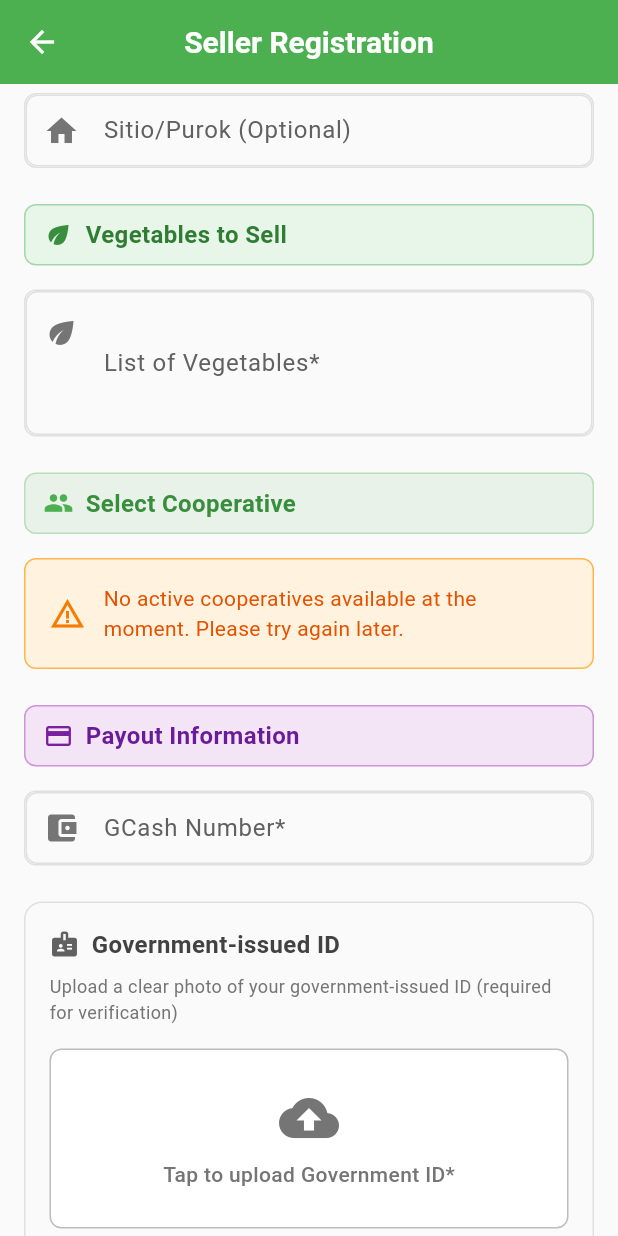
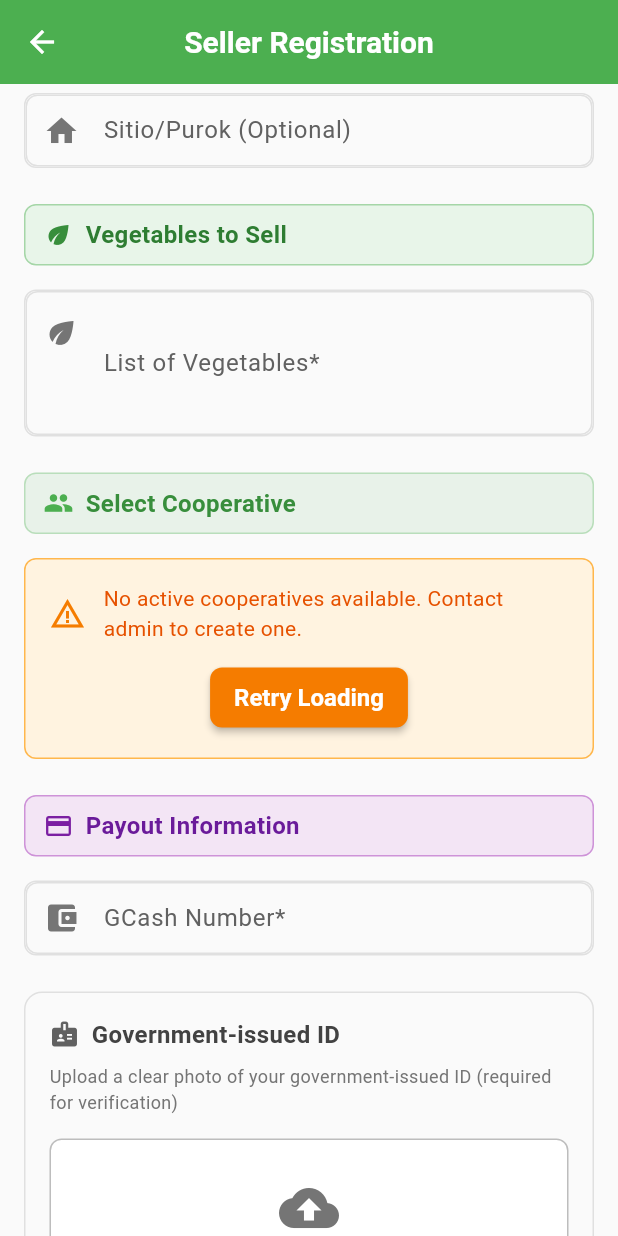
Before and after one commit to Myrick24/system, a Flutter app: the RegistrationScreen screen opened directly, scrolled down 576 dp, on a phone screen of 412 x 824 dp. Run offline on Flutter 3.47's test engine with Material 3 defaults, Android fonts, the phone set to English and light mode, and no system bars; our stand-ins replace cloud_firestore, firebase_auth, firebase_core, firebase_messaging, firebase_storage, fl_chart and 4 more; accounts and stored records are empty; project files that could hold a hidden picture were left out.

Commit message:
Fix: Cooperative selection in seller registration for unauthenticated users
- Allow unauthenticated users to read cooperatives from Firestore
- Update firestore.rules to permit reading users with role='cooperative'
- Enhanced cooperative loading with better error handling and logging
- Deploy updated Firestore rules to production
- Both "Apply as Seller" (login) and "Start Selling" (account) now work

```diff
--- a/e-commerce-app/lib/screens/registration_screen.dart
+++ b/e-commerce-app/lib/screens/registration_screen.dart
@@ -58,24 +58,56 @@ class _RegistrationScreenState extends State<RegistrationScreen> {
   void initState() {
     super.initState();
     _fillCurrentUserInfo();
+    // Load cooperatives with a small delay to ensure widget is mounted
+    Future.delayed(const Duration(milliseconds: 100), () {
+      if (mounted) {
         _loadCooperatives();
+      }
+    });
   }
 
   // Load available cooperatives
   Future<void> _loadCooperatives() async {
+    if (!mounted) return;
+
     setState(() {
       _loadingCoops = true;
     });
 
     try {
+      print('🔍 Loading cooperatives from Firestore...');
+      print('📱 Current user: ${_auth.currentUser?.email ?? "NOT LOGGED IN"}');
+
+      // Query for users with role='cooperative' (single where to avoid composite index)
       final coopsSnapshot = await _firestore
           .collection('users')
           .where('role', isEqualTo: 'cooperative')
-          .where('status', isEqualTo: 'active')
           .get();
 
+      print('📊 Found ${coopsSnapshot.docs.length} users with role=cooperative');
+
+      if (coopsSnapshot.docs.isEmpty) {
+        print('⚠️  No users found with role="cooperative"');
+        print('   Possible issues:');
+        print('   1. No cooperatives created in Firestore');
+        print('   2. Cooperatives have different role value');
+        print('   3. Firestore security rules blocking query');
+      }
+
+      // Filter for active cooperatives in-memory
+      final activeCoops = coopsSnapshot.docs.where((doc) {
+        final data = doc.data();
+        final status = data['status'] as String?;
+        final name = data['name'] ?? 'Unknown';
+        print('   • Cooperative: $name | Status: "$status" | ID: ${doc.id}');
+        return status == 'active' || status == null || status.isEmpty;
+      }).toList();
+
+      print('✅ ${activeCoops.length} active cooperatives ready to use');
+
+      if (mounted) {
         setState(() {
-        _cooperatives = coopsSnapshot.docs.map((doc) {
+          _cooperatives = activeCoops.map((doc) {
             final data = doc.data();
             return {
               'id': doc.id,
@@ -85,11 +117,15 @@ class _RegistrationScreenState extends State<RegistrationScreen> {
           }).toList();
           _loadingCoops = false;
         });
+      }
     } catch (e) {
-      print('Error loading cooperatives: $e');
+      print('❌ Error loading cooperatives: $e');
+      print('❌ Stack trace: ${StackTrace.current}');
+      if (mounted) {
         setState(() {
           _loadingCoops = false;
         });
+      }
     }
   }
 
@@ -683,7 +719,14 @@ class _RegistrationScreenState extends State<RegistrationScreen> {
                   const Center(
                     child: Padding(
                       padding: EdgeInsets.all(16.0),
-                      child: CircularProgressIndicator(),
+                      child: Column(
+                        mainAxisSize: MainAxisSize.min,
+                        children: [
+                          CircularProgressIndicator(),
+                          SizedBox(height: 8),
+                          Text('Loading cooperatives...'),
+                        ],
+                      ),
                     ),
                   )
                 else if (_cooperatives.isEmpty)
@@ -694,18 +737,35 @@ class _RegistrationScreenState extends State<RegistrationScreen> {
                       borderRadius: BorderRadius.circular(8),
                       border: Border.all(color: Colors.orange.shade300),
                     ),
-                    child: Row(
+                    child: Column(
+                      children: [
+                        Row(
                           children: [
                             Icon(Icons.warning_amber,
                                 color: Colors.orange.shade700),
                             const SizedBox(width: 12),
                             Expanded(
                               child: Text(
-                            'No active cooperatives available at the moment. Please try again later.',
+                                'No active cooperatives available. Contact admin to create one.',
                                 style: TextStyle(
                                   color: Colors.orange.shade900,
                                   fontSize: 14,
                                 ),
+                              ),
+                            ),
+                          ],
+                        ),
+                        const SizedBox(height: 12),
+                        ElevatedButton(
+                          onPressed: _loadCooperatives,
+                          style: ElevatedButton.styleFrom(
+                            backgroundColor: Colors.orange.shade700,
+                            padding: const EdgeInsets.symmetric(
+                                horizontal: 16, vertical: 8),
+                          ),
+                          child: const Text(
+                            'Retry Loading',
+                            style: TextStyle(color: Colors.white),
                           ),
                         ),
                       ],
```
Also changed, not shown: 2 other files. Lines whose indentation alone changed are shown as unchanged.
